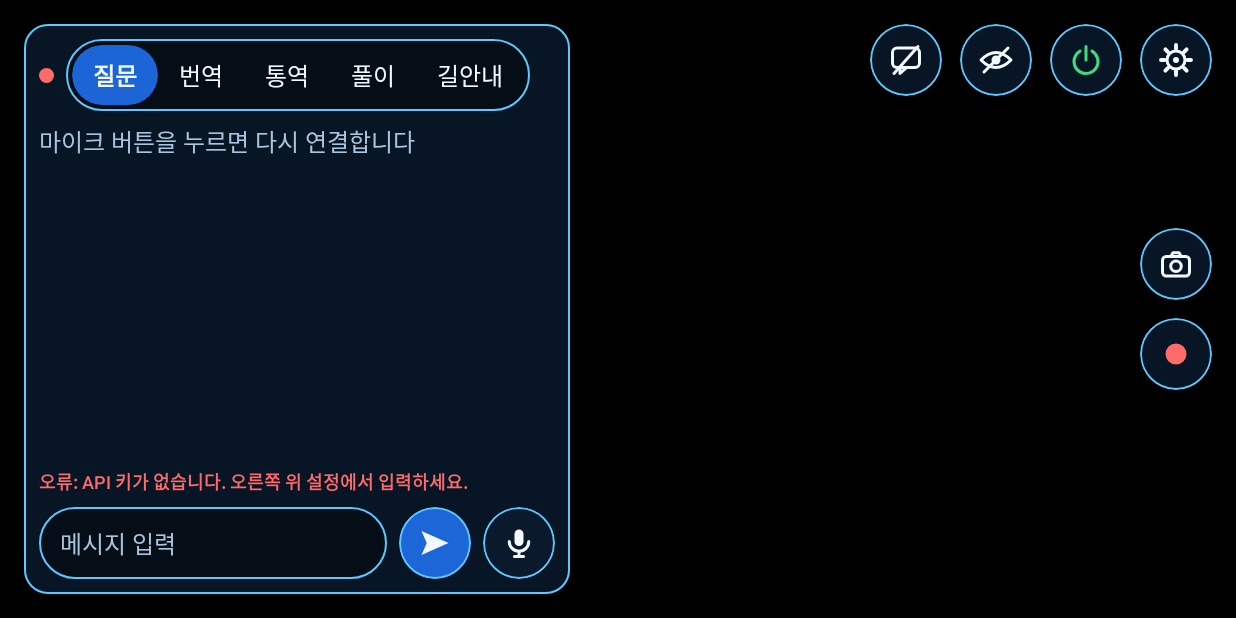
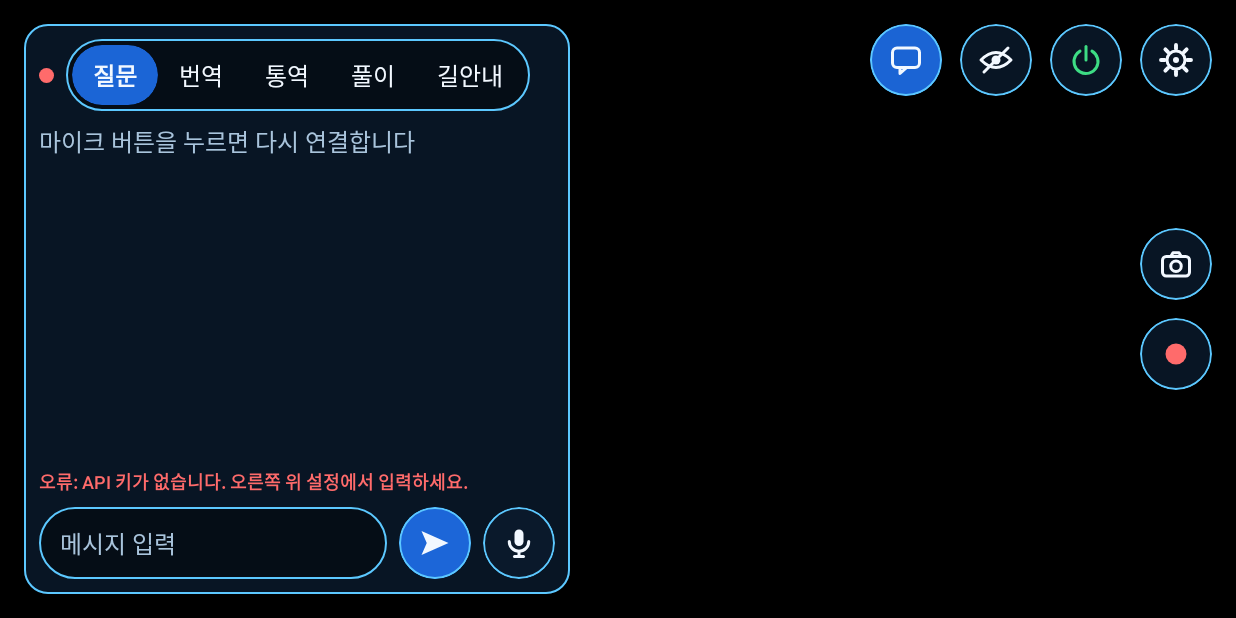
Before and after one commit to bear2u/ai-camera-hud, an Android app built with Jetpack Compose: the screen it shows after launch (MainActivity), on a phone screen of 824 x 412 dp (held sideways). Run offline under Robolectric (Android 15) with nearby library versions, the phone set to English and light mode, and no system bars; libraries missing offline, so code that uses them is left out: androidx.camera.compose, androidx.camera.core, androidx.camera.lifecycle, androidx.camera.video; pictures from the network do not load; 3 statements that could not run were skipped.

Commit message:
behavioral: 채팅창을 보임·투명·숨김 3단계로 전환
투명에서는 배경, 모드 선택, 입력칸 없이 대화 내용만 그림자 있는 글자로
카메라 화면 위에 띄운다.

Co-Authored-By: Claude Fable 5.2 <noreply@anthropic.com>

```diff
--- a/app/src/main/java/com/symverse/aiglasses/core/HudState.kt
+++ b/app/src/main/java/com/symverse/aiglasses/core/HudState.kt
@@ -4,6 +4,19 @@ enum class Status { Off, Connecting, Idle, Listening, Thinking, Speaking, Error
 
 /** 화면 탭이 하는 일. */
 enum class Mode { Ask, TranslateText, Conversation, Solve, Navigate }
+
+/** 채팅창을 보이는 방식. 버튼을 누를 때마다 다음으로 넘어간다. */
+enum class ChatView {
+    /** 배경이 있는 채팅창 전체. */
+    Shown,
+
+    /** 배경 없이 대화 내용만. */
+    Transparent,
+    Hidden,
+    ;
+
+    fun next(): ChatView = entries[(ordinal + 1) % entries.size]
+}
 
 enum class Speaker { User, Assistant, Translation, Caption, Solution }
 
--- a/app/src/main/java/com/symverse/aiglasses/ui/GlassesScreen.kt
+++ b/app/src/main/java/com/symverse/aiglasses/ui/GlassesScreen.kt
@@ -44,7 +44,9 @@ import androidx.compose.runtime.snapshotFlow
 import androidx.compose.ui.Alignment
 import androidx.compose.ui.Modifier
 import androidx.compose.ui.draw.clip
+import androidx.compose.ui.geometry.Offset
 import androidx.compose.ui.graphics.Color
+import androidx.compose.ui.graphics.Shadow
 import androidx.compose.ui.graphics.SolidColor
 import androidx.compose.ui.input.pointer.pointerInput
 import androidx.compose.ui.platform.LocalDensity
@@ -54,6 +56,7 @@ import androidx.compose.ui.text.font.FontWeight
 import androidx.compose.ui.text.input.ImeAction
 import androidx.compose.ui.unit.dp
 import com.symverse.aiglasses.core.CaptureState
+import com.symverse.aiglasses.core.ChatView
 import com.symverse.aiglasses.core.HudState
 import com.symverse.aiglasses.core.LogEntry
 import com.symverse.aiglasses.core.Mode
@@ -65,6 +68,7 @@ import com.symverse.aiglasses.core.Status
 private val RecordingFill = Color(0xE6B3261E)
 private val BubbleShape = RoundedCornerShape(12.dp)
 private val OtherBubble = Color(0x33FFFFFF)
+private val TextShadow = Shadow(color = Color.Black, offset = Offset(0f, 1f), blurRadius = 6f)
 
 /**
  * 카메라 화면 전체 위에 HUD를 얹는다. 왼쪽은 채팅창(모드, 대화 기록, 입력), 오른쪽은 버튼들이다.
@@ -88,7 +92,7 @@ fun GlassesScreen(
     onStopNavigation: () -> Unit,
 ) {
     var hudVisible by rememberSaveable { mutableStateOf(true) }
-    var chatVisible by rememberSaveable { mutableStateOf(true) }
+    var chatView by rememberSaveable { mutableStateOf(ChatView.Shown) }
     Box(Modifier.fillMaxSize().background(Color.Black)) {
         if (surfaceRequest != null) {
             CameraXViewfinder(surfaceRequest = surfaceRequest, modifier = Modifier.fillMaxSize())
@@ -101,9 +105,10 @@ fun GlassesScreen(
                 .imePadding()
                 .padding(16.dp),
         ) {
-            if (hudVisible && chatVisible) {
+            if (hudVisible && chatView != ChatView.Hidden) {
                 ChatPanel(
                     hud = hud,
+                    transparent = chatView == ChatView.Transparent,
                     mode = mode,
                     onSelectMode = onSelectMode,
                     onSendText = onSendText,
@@ -132,12 +137,17 @@ fun GlassesScreen(
             }
             Row(Modifier.align(Alignment.TopEnd), horizontalArrangement = Arrangement.spacedBy(12.dp)) {
                 if (hudVisible) {
-                    // 채팅창만 접어서 카메라 화면을 넓게 본다. 화면 탭으로 말하기는 그대로 된다.
+                    // 누를 때마다 채팅창 보임 → 투명(내용만) → 숨김 순으로 바뀐다. 화면 탭으로 말하기는 늘 된다.
                     IconButton(
-                        if (chatVisible) HudIcon.ChatOff else HudIcon.Chat,
-                        if (chatVisible) "채팅창 숨기기" else "채팅창 보기",
-                        onClick = { chatVisible = !chatVisible },
-                        fill = if (chatVisible) CardFill else Primary,
+                        if (chatView == ChatView.Hidden) HudIcon.ChatOff else HudIcon.Chat,
+                        when (chatView) {
+                            ChatView.Shown -> "채팅창 보임"
+                            ChatView.Transparent -> "채팅창 투명"
+                            ChatView.Hidden -> "채팅창 숨김"
+                        },
+                        onClick = { chatView = chatView.next() },
+                        fill = if (chatView == ChatView.Shown) Primary else CardFill,
+                        tint = if (chatView == ChatView.Transparent) InkDim else Ink,
                     )
                     IconButton(HudIcon.EyeOff, "HUD 숨기기", onClick = { hudVisible = false })
                     val aiOn = hud.status != Status.Off
@@ -161,6 +171,7 @@ fun GlassesScreen(
 @Composable
 private fun ChatPanel(
     hud: HudState,
+    transparent: Boolean,
     mode: Mode,
     onSelectMode: (Mode) -> Unit,
     onSendText: (String) -> Unit,
@@ -169,6 +180,17 @@ private fun ChatPanel(
 ) {
     // 가로 화면에서는 키보드가 높이를 많이 차지하므로, 키보드가 뜨면 위쪽 줄들을 접는다.
     val typing = WindowInsets.ime.getBottom(LocalDensity.current) > 0
+    if (transparent) {
+        // 배경, 모드 선택, 입력칸 없이 대화 내용만 카메라 화면 위에 띄운다.
+        Column(modifier.padding(10.dp), verticalArrangement = Arrangement.spacedBy(8.dp)) {
+            ChatLog(hud.entries, emptyHint = "", transparent = true, modifier = Modifier.weight(1f).fillMaxWidth())
+            hud.error?.let { BasicText("오류: $it", style = TitleStyle.copy(color = Alert, shadow = TextShadow), maxLines = 3) }
+            if (hud.status != Status.Idle && hud.status != Status.Error) {
+                BasicText(statusLabel(hud.status), style = TitleStyle.copy(color = Ink, shadow = TextShadow), maxLines = 1)
+            }
+        }
+        return
+    }
     Column(
         modifier
             .background(CardFill, CardShape)
@@ -198,7 +220,7 @@ private fun ChatPanel(
 
 /** 대화 기록. 맨 아래를 보고 있을 때만 새 글을 따라 내려가서, 위로 올려 읽는 중에는 움직이지 않는다. */
 @Composable
-private fun ChatLog(entries: List<LogEntry>, emptyHint: String, modifier: Modifier = Modifier) {
+private fun ChatLog(entries: List<LogEntry>, emptyHint: String, modifier: Modifier = Modifier, transparent: Boolean = false) {
     val scroll = rememberScrollState()
     var followTail by remember { mutableStateOf(true) }
     LaunchedEffect(scroll) {
@@ -215,14 +237,23 @@ private fun ChatLog(entries: List<LogEntry>, emptyHint: String, modifier: Modifi
     }
     Column(modifier.verticalScroll(scroll), verticalArrangement = Arrangement.spacedBy(8.dp)) {
         if (entries.isEmpty()) BasicText(emptyHint, style = BodyStyle.copy(color = InkDim))
-        entries.forEach { Bubble(it) }
+        entries.forEach { Bubble(it, transparent) }
     }
 }
 
 @Composable
-private fun Bubble(entry: LogEntry) {
+private fun Bubble(entry: LogEntry, transparent: Boolean) {
     val mine = entry.speaker == Speaker.User
     Column(Modifier.fillMaxWidth(), horizontalAlignment = if (mine) Alignment.End else Alignment.Start) {
+        if (transparent) {
+            // 말풍선 없이 글자만. 밝은 장면에서도 읽히도록 그림자를 준다.
+            BasicText(
+                entry.text,
+                style = BodyStyle.copy(shadow = TextShadow, color = if (mine) Color(0xFF9CCBFF) else Ink),
+                modifier = Modifier.padding(start = if (mine) 40.dp else 0.dp, end = if (mine) 0.dp else 16.dp),
+            )
+            return@Column
+        }
         if (!mine) BasicText(speakerLabel(entry.speaker), style = TitleStyle)
         BasicText(
             entry.text,
```
Also changed, not shown: 3 other files.
